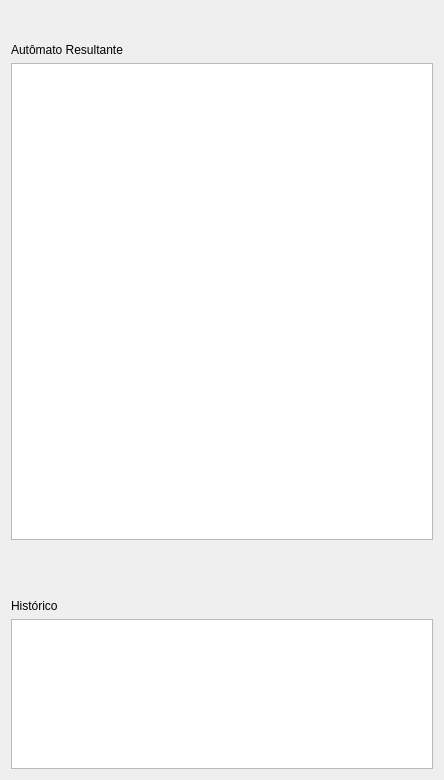
joaovicentesouto/INE5421, file gui/view/StaticAutomatonWidget.ui: the form before one commit.
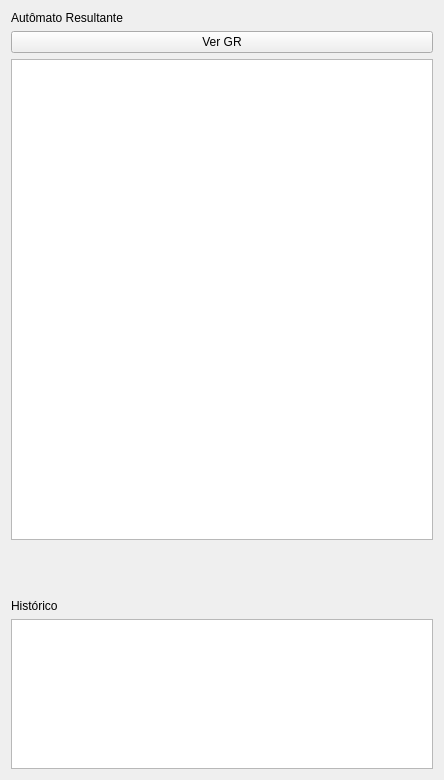
The form after the commit.

Diff of the .ui file:
```diff
--- a/gui/view/StaticAutomatonWidget.ui
+++ b/gui/view/StaticAutomatonWidget.ui
@@ -14,22 +14,6 @@
    <string>Form</string>
   </property>
   <layout class="QVBoxLayout" name="verticalLayout">
-   <item>
-    <spacer name="verticalSpacer">
-     <property name="orientation">
-      <enum>Qt::Vertical</enum>
-     </property>
-     <property name="sizeType">
-      <enum>QSizePolicy::Maximum</enum>
-     </property>
-     <property name="sizeHint" stdset="0">
-      <size>
-       <width>10</width>
-       <height>32</height>
-      </size>
-     </property>
-    </spacer>
-   </item>
    <item>
     <widget class="QLabel" name="m_name_machine">
      <property name="text">
@@ -37,6 +21,13 @@
      </property>
     </widget>
    </item>
+   <item>
+    <widget class="QPushButton" name="pushButton">
+     <property name="text">
+      <string>Ver GR</string>
+     </property>
+    </widget>
+   </item>
    <item>
     <widget class="QTableView" name="m_machine"/>
    </item>
```
